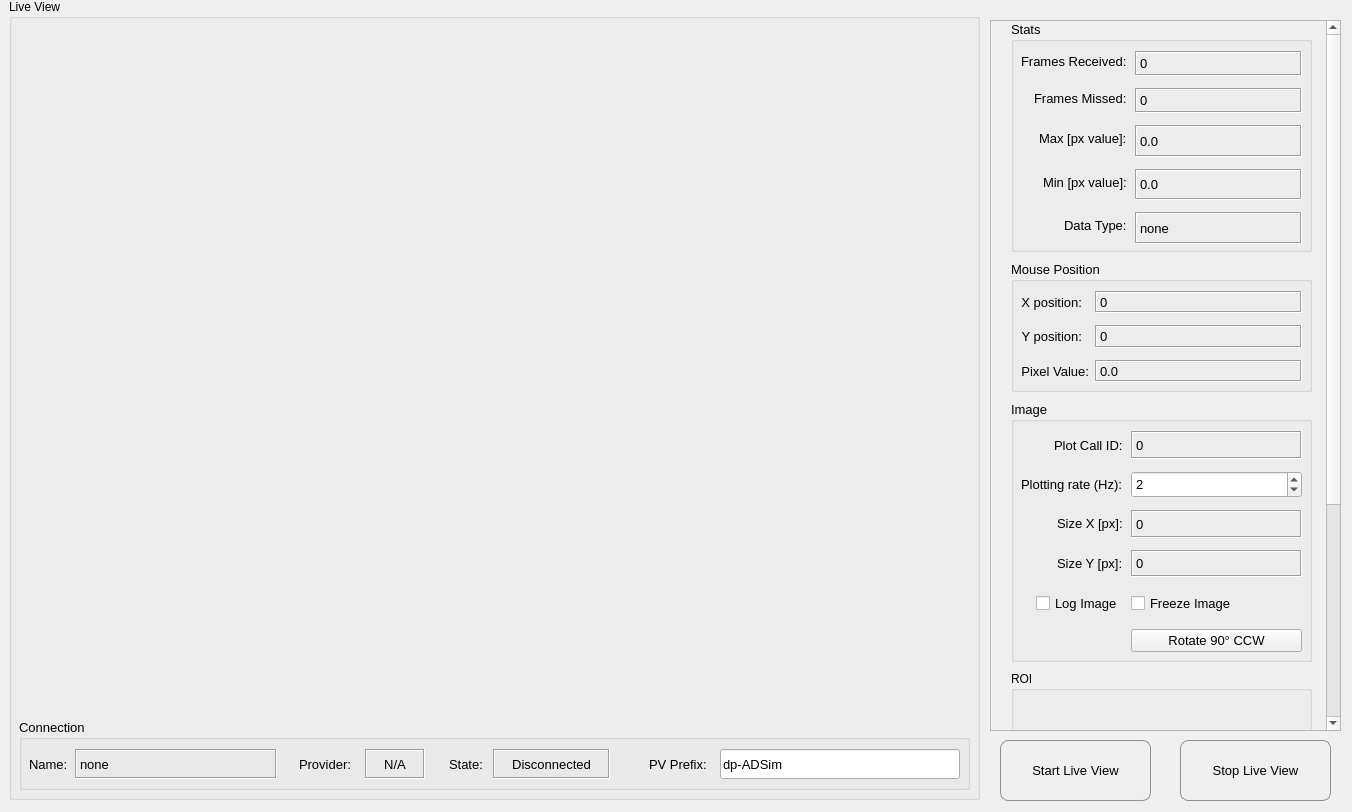
The window that gui/imageshow.ui (AdvancedPhotonSource/DashPVA) describes before a commit, drawn with Qt 5.
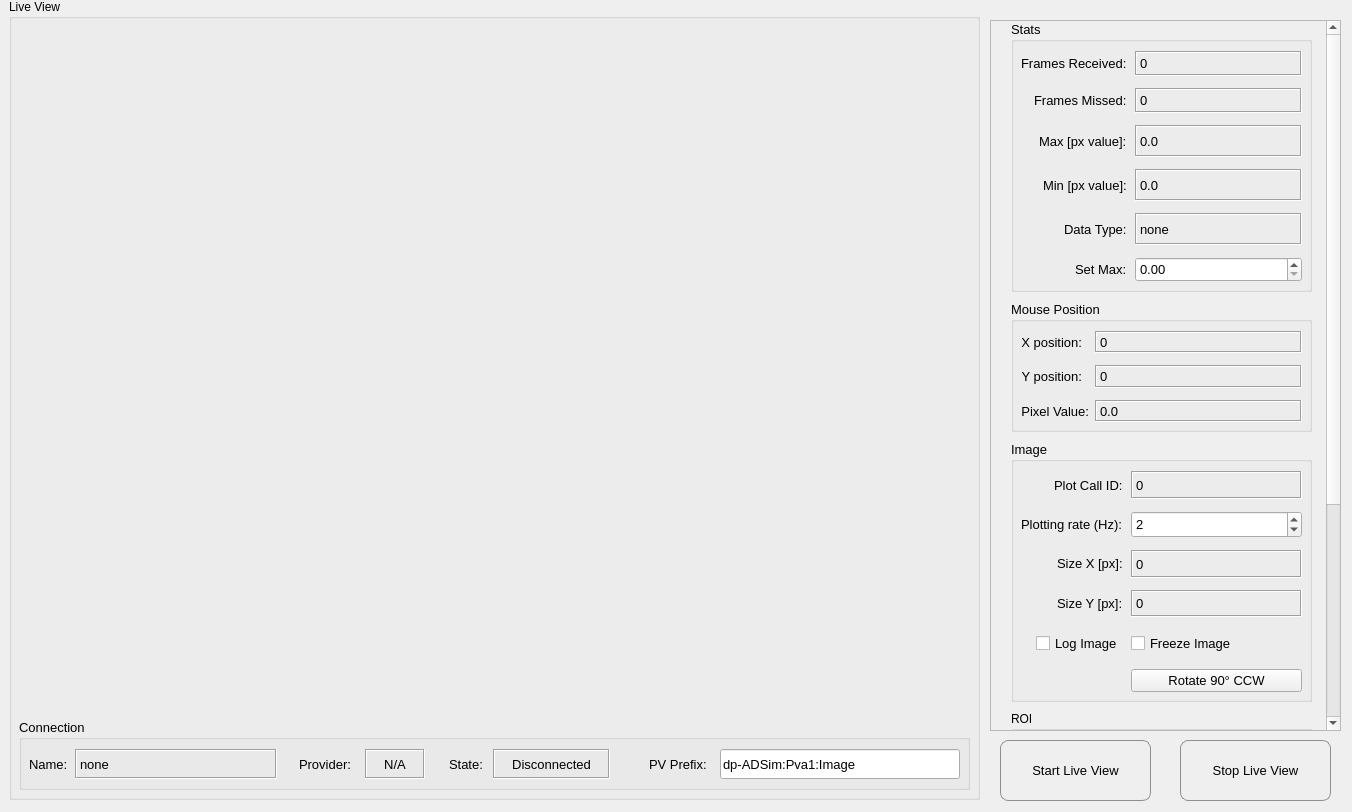
The same window after the commit.

Commit message: Added manual setting to the image viewer levels

Patch:
```diff
--- a/gui/imageshow.ui
+++ b/gui/imageshow.ui
@@ -351,7 +351,7 @@
           </font>
          </property>
          <property name="text">
-          <string>dp-ADSim</string>
+          <string>dp-ADSim:Pva1:Image</string>
          </property>
         </widget>
        </item>
@@ -436,7 +436,7 @@
         <x>20</x>
         <y>0</y>
         <width>301</width>
-        <height>231</height>
+        <height>271</height>
        </rect>
       </property>
       <property name="sizePolicy">
@@ -459,7 +459,7 @@
          <x>10</x>
          <y>30</y>
          <width>281</width>
-         <height>193</height>
+         <height>231</height>
         </rect>
        </property>
        <layout class="QFormLayout" name="stats_layout">
@@ -480,7 +480,7 @@
           <property name="minimumSize">
            <size>
             <width>0</width>
-            <height>0</height>
+            <height>25</height>
            </size>
           </property>
           <property name="maximumSize">
@@ -535,7 +535,7 @@
           <property name="minimumSize">
            <size>
             <width>0</width>
-            <height>0</height>
+            <height>25</height>
            </size>
           </property>
           <property name="maximumSize">
@@ -587,6 +587,12 @@
         </item>
         <item row="2" column="0">
          <widget class="QLabel" name="stats_lbl_max_px">
+          <property name="minimumSize">
+           <size>
+            <width>0</width>
+            <height>25</height>
+           </size>
+          </property>
           <property name="font">
            <font>
             <pointsize>10</pointsize>
@@ -624,6 +630,12 @@
         </item>
         <item row="3" column="0">
          <widget class="QLabel" name="stats_lbl_min_px">
+          <property name="minimumSize">
+           <size>
+            <width>0</width>
+            <height>25</height>
+           </size>
+          </property>
           <property name="font">
            <font>
             <pointsize>10</pointsize>
@@ -661,6 +673,12 @@
         </item>
         <item row="4" column="0">
          <widget class="QLabel" name="stats_lbl_data_type">
+          <property name="minimumSize">
+           <size>
+            <width>0</width>
+            <height>25</height>
+           </size>
+          </property>
           <property name="text">
            <string>Data Type:</string>
           </property>
@@ -691,6 +709,26 @@
           </property>
          </widget>
         </item>
+        <item row="5" column="0">
+         <widget class="QLabel" name="lbl_set_max">
+          <property name="text">
+           <string>Set Max:</string>
+          </property>
+         </widget>
+        </item>
+        <item row="5" column="1">
+         <widget class="QDoubleSpinBox" name="max_setting_val">
+          <property name="minimumSize">
+           <size>
+            <width>0</width>
+            <height>25</height>
+           </size>
+          </property>
+          <property name="maximum">
+           <double>999999999.990000009536743</double>
+          </property>
+         </widget>
+        </item>
        </layout>
       </widget>
      </widget>
@@ -701,7 +739,7 @@
       <property name="geometry">
        <rect>
         <x>20</x>
-        <y>240</y>
+        <y>280</y>
         <width>301</width>
         <height>131</height>
        </rect>
@@ -896,7 +934,7 @@
       <property name="geometry">
        <rect>
         <x>20</x>
-        <y>380</y>
+        <y>420</y>
         <width>301</width>
         <height>261</height>
        </rect>
@@ -1157,9 +1195,9 @@
       <property name="geometry">
        <rect>
         <x>20</x>
-        <y>650</y>
+        <y>690</y>
         <width>301</width>
-        <height>371</height>
+        <height>331</height>
        </rect>
       </property>
       <property name="title">
```
The commit also changes 1 other file.
